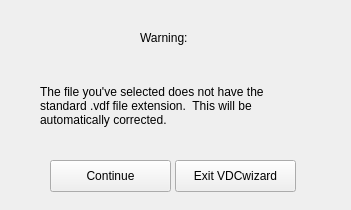
First picture: the form in apps/vdcwizard/ui/Page2badfile.ui, repository yyr/vapor, before the edit.
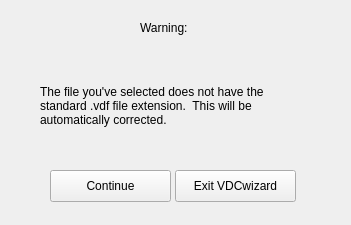
Second picture: the form after the edit.

```diff
--- a/apps/vdcwizard/ui/Page2badfile.ui
+++ b/apps/vdcwizard/ui/Page2badfile.ui
@@ -7,7 +7,7 @@
     <x>0</x>
     <y>0</y>
     <width>351</width>
-    <height>210</height>
+    <height>225</height>
    </rect>
   </property>
   <property name="windowTitle">
@@ -17,7 +17,7 @@
    <property name="geometry">
     <rect>
      <x>93</x>
-     <y>160</y>
+     <y>170</y>
      <width>161</width>
      <height>31</height>
     </rect>
@@ -33,7 +33,7 @@
    <property name="geometry">
     <rect>
      <x>140</x>
-     <y>30</y>
+     <y>20</y>
      <width>62</width>
      <height>16</height>
     </rect>
@@ -46,9 +46,9 @@
    <property name="geometry">
     <rect>
      <x>40</x>
-     <y>60</y>
+     <y>50</y>
      <width>271</width>
-     <height>91</height>
+     <height>111</height>
     </rect>
    </property>
    <property name="text">
@@ -62,7 +62,7 @@
    <property name="geometry">
     <rect>
      <x>175</x>
-     <y>160</y>
+     <y>170</y>
      <width>121</width>
      <height>32</height>
     </rect>
@@ -78,7 +78,7 @@
    <property name="geometry">
     <rect>
      <x>50</x>
-     <y>160</y>
+     <y>170</y>
      <width>121</width>
      <height>32</height>
     </rect>
```
